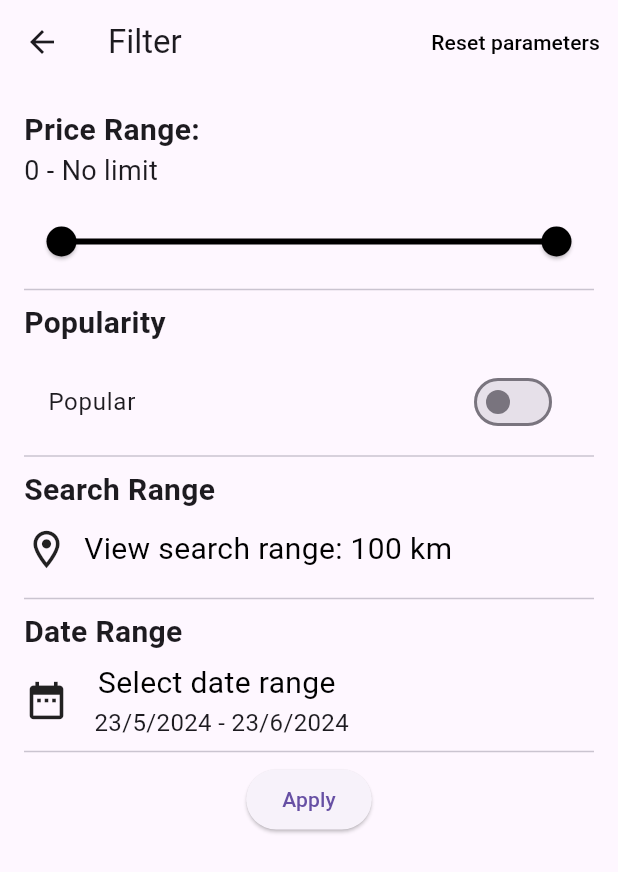
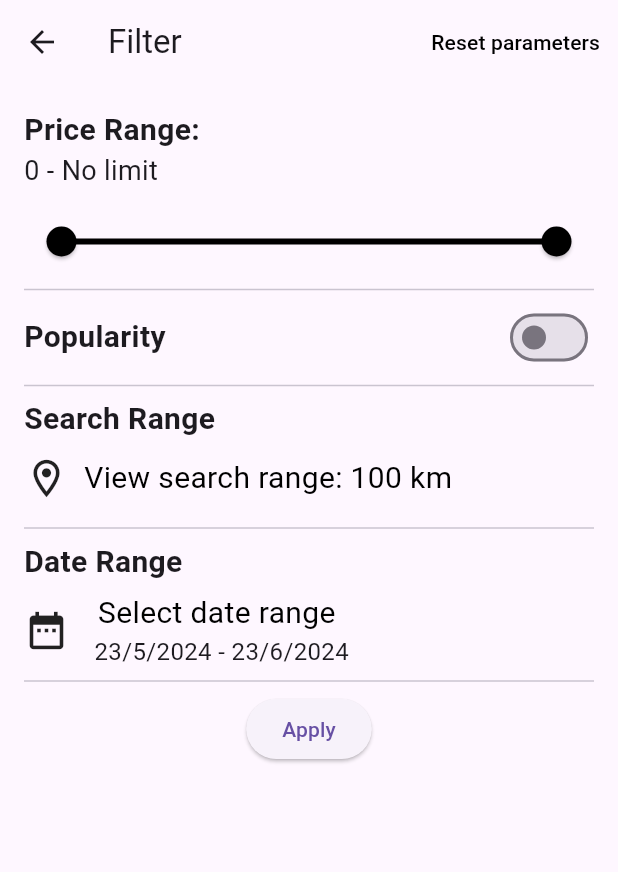
Before and after one commit to the-code-team/PostIn-App, a Flutter app: the EventsFilterPage screen opened directly, on a phone screen of 412 x 824 dp. Shown: the top 872 px of the screen. Run offline on Flutter 3.47's test engine with Material 3 defaults, Android fonts, the phone set to English and light mode, and no system bars; our stand-ins replace flutter_map, latlong2; statements that could not run were skipped.

Commit message:
refactor: popularity

```diff
--- a/lib/components/filter/filterPage.dart
+++ b/lib/components/filter/filterPage.dart
@@ -60,23 +60,7 @@ class _EventsFilterPageState extends State<EventsFilterPage> {
               },
             ),
             Divider(),
-            Text(
-              'Popularity',
-              style: TextStyle(
-                fontSize: 20,
-                fontWeight: FontWeight.bold,
-              ),
-            ),
-            SizedBox(height: 10),
-            SwitchListTile(
-              title: Text('Popular'),
-              value: _isPopularSelected,
-              onChanged: (value) {
-                setState(() {
-                  _isPopularSelected = value;
-                });
-              },
-            ),
+            popularity(_isPopularSelected),
             Divider(),
             searchRange(context, _searchRange, (int value) {
               setState(() {
@@ -279,3 +263,33 @@ Widget priceRangeSlider(BuildContext context, RangeValues _priceRange,
     ],
   );
 }
+
+Widget popularity(bool _isPopularSelected) {
+  return Column(
+    crossAxisAlignment:
+        CrossAxisAlignment.start, // Alinea el contenido a la izquierda
+    children: [
+      Row(
+        mainAxisAlignment: MainAxisAlignment
+            .spaceBetween, // Alinea los elementos a los extremos
+        children: [
+          Text(
+            'Popularity',
+            style: TextStyle(
+              fontSize: 20,
+              fontWeight: FontWeight.bold,
+            ),
+          ),
+          Switch(
+            // Utiliza un Switch en lugar de un SwitchListTile para tener más control
+            value: _isPopularSelected,
+            onChanged: (value) {
+              // No es necesario utilizar setState aquí
+              _isPopularSelected = value;
+            },
+          ),
+        ],
+      ),
+    ],
+  );
+}
```
